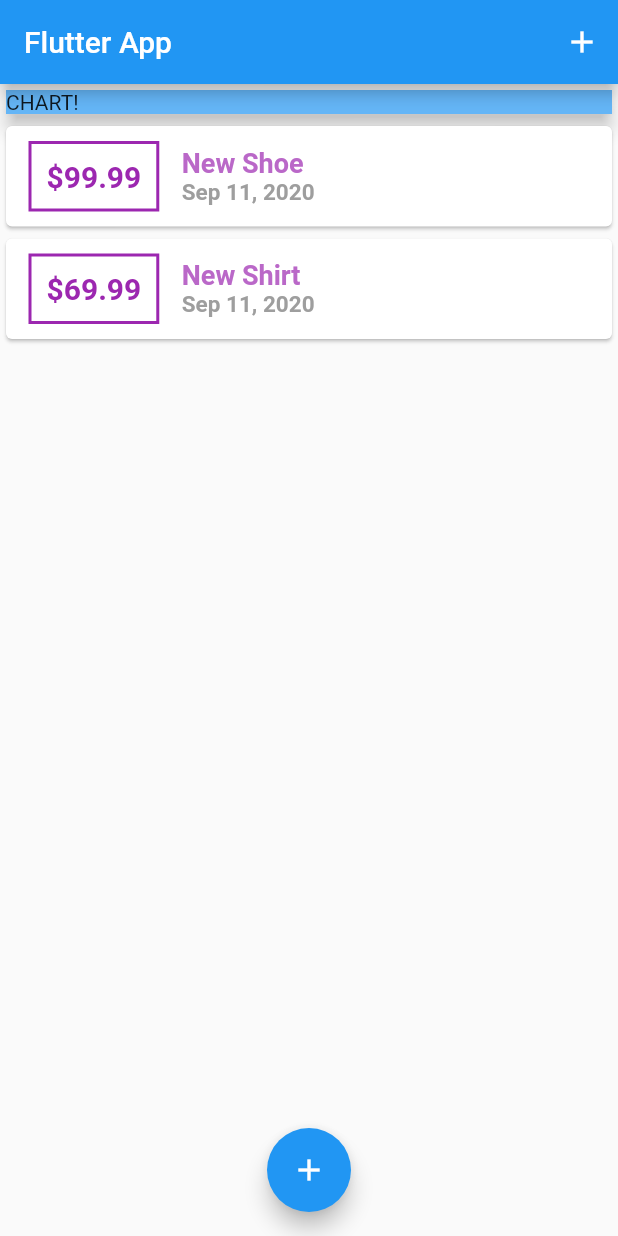
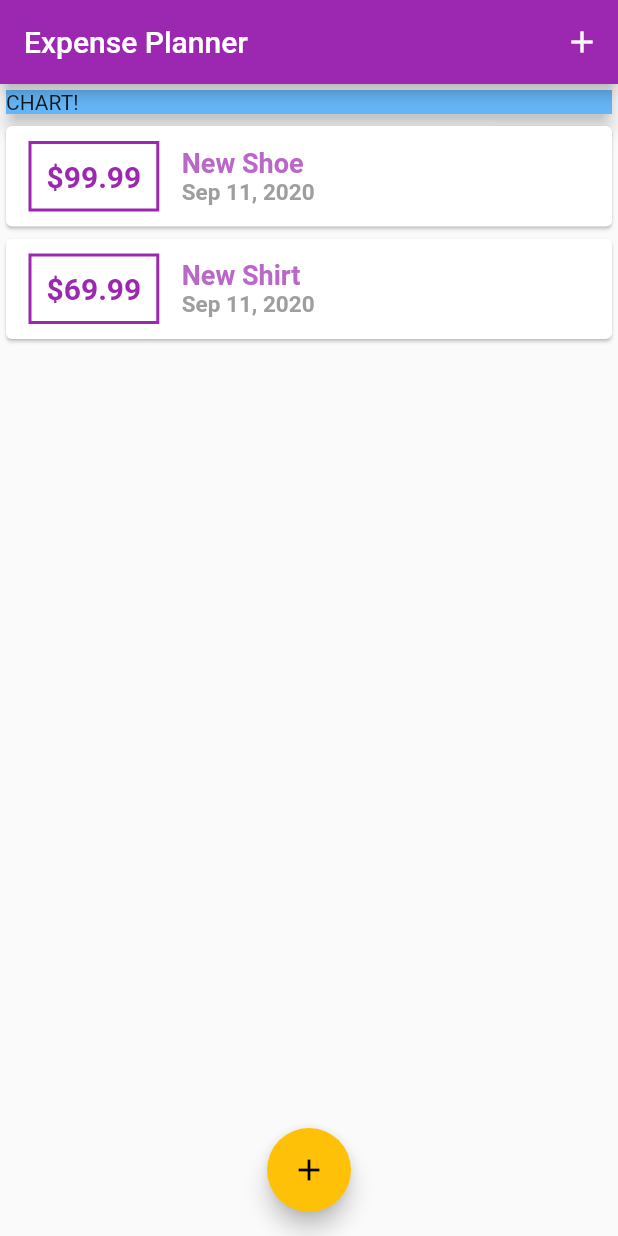
Before and after one commit to Kh-Rakib/Flutter-Dart, a Flutter app: the screen it shows after launch, on a phone screen of 412 x 824 dp. Run offline on Flutter 3.47's test engine with Material 2 defaults, Android fonts, the phone set to English and light mode, and no system bars; our stand-ins replace fl_chart.

Commit message:
Configuring and Using Theme

```diff
--- a/Expense_Planner/lib/main.dart
+++ b/Expense_Planner/lib/main.dart
@@ -15,15 +15,19 @@ class Myapp extends StatelessWidget {
     //build is a method (Function inside of a class is Method)
     return MaterialApp(
       // context is a argument of special type buildcontext
-      title:
-          'Flutter App', // Context will call by flutter to do heavy lifting behind the scene
+      title: 'Expense Planner',
+      // Context will call by flutter to do heavy lifting behind the scene
+      theme: ThemeData(
+        primarySwatch: Colors.purple,
+        accentColor: Colors.amber,
+
+      ),
       home: MyHomePage(),
     );
   }
 }
 
 class MyHomePage extends StatefulWidget {
-
   @override
   _MyHomePageState createState() => _MyHomePageState();
 }
@@ -55,20 +59,22 @@ class _MyHomePageState extends State<MyHomePage> {
     setState(() {
       _userTransactions.add(newTx);
     });
-
   }
 
-  void _startAddTransaction (BuildContext ctx) {
-    showModalBottomSheet(context: ctx, builder: (_) {
-      return NewTransaction(_addNewTransaction);
-    },);
+  void _startAddTransaction(BuildContext ctx) {
+    showModalBottomSheet(
+      context: ctx,
+      builder: (_) {
+        return NewTransaction(_addNewTransaction);
+      },
+    );
   }
 
   @override
   Widget build(BuildContext context) {
     return Scaffold(
       appBar: AppBar(
-        title: Text('Flutter App'),
+        title: Text('Expense Planner'),
         actions: <Widget>[
           IconButton(
             icon: Icon(Icons.add),
--- a/Expense_Planner/lib/widgets/new_transactions.dart
+++ b/Expense_Planner/lib/widgets/new_transactions.dart
@@ -26,6 +26,9 @@ class _NewTransactionState extends State<NewTransaction> {
       enteredTitle,
       enteredAmount,
     );
+
+    Navigator.of(context).pop();
+
   }
 
   @override
--- a/Expense_Planner/lib/widgets/transaction_list.dart
+++ b/Expense_Planner/lib/widgets/transaction_list.dart
@@ -23,7 +23,7 @@ class TransactionList extends StatelessWidget {
                 ),
                 decoration: BoxDecoration(
                   border: Border.all(
-                    color: Colors.purple,
+                    color: Theme.of(context).primaryColor,
                     width: 2,
                   ),
                 ),
@@ -33,7 +33,7 @@ class TransactionList extends StatelessWidget {
                   style: TextStyle(
                     fontWeight: FontWeight.bold,
                     fontSize: 20,
-                    color: Colors.purple,
+                    color: Theme.of(context).primaryColor,
                   ),
                 ),
               ),
```
